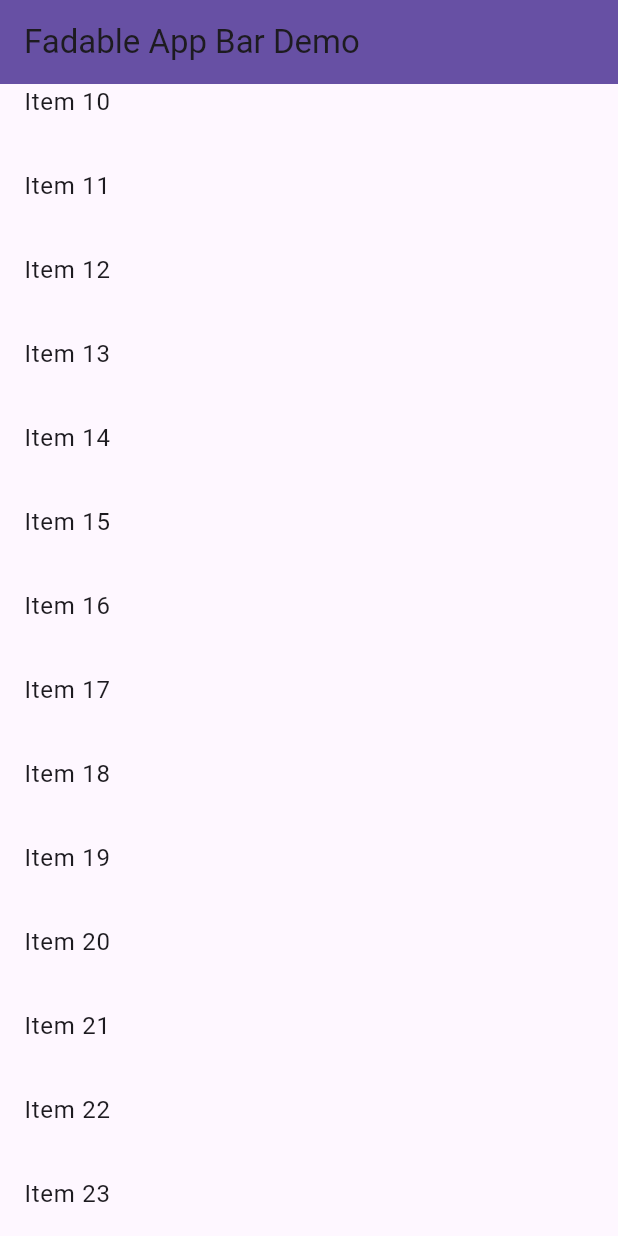
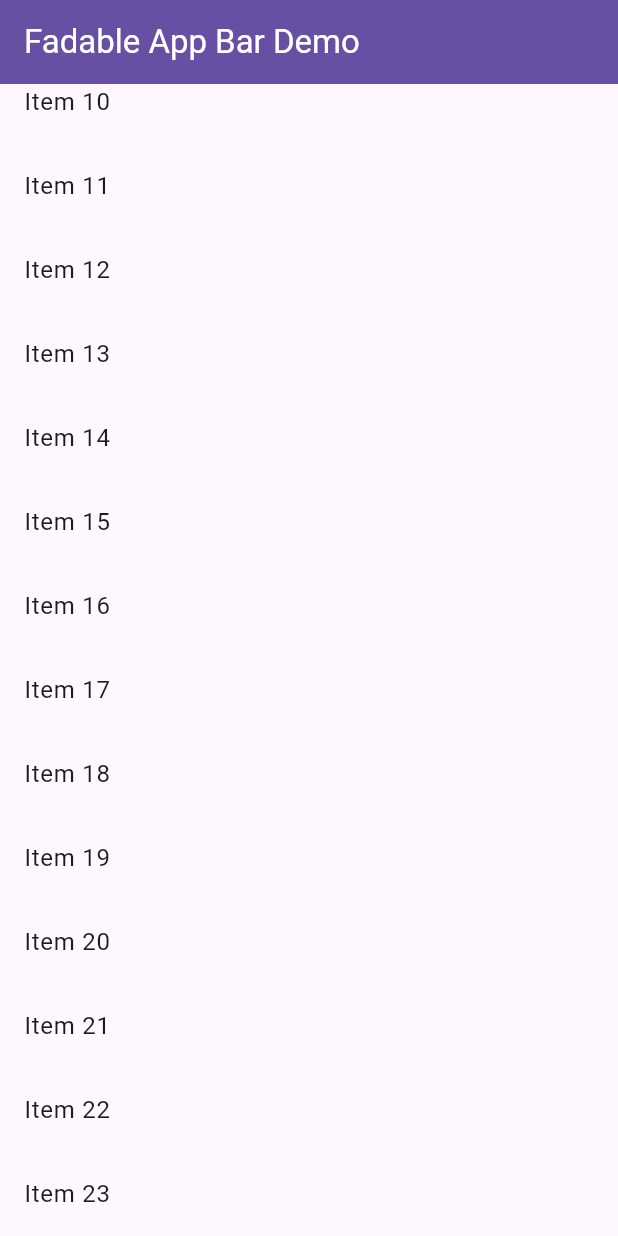
Before and after one commit to shivanuj13/fadable_app_bar, a Flutter app: the screen it shows after launch, scrolled down 576 dp, on a phone screen of 412 x 824 dp. Run offline on Flutter 3.47's test engine with Material 2 defaults, Android fonts, the phone set to English and light mode, and no system bars.

Commit message:
update readme and example

```diff
--- a/example/lib/main.dart
+++ b/example/lib/main.dart
@@ -1,6 +1,5 @@
 import 'package:fadable_app_bar/fadable_app_bar.dart';
 import 'package:flutter/material.dart';
-
 
 void main() {
   runApp(MainApp());
@@ -17,8 +16,10 @@ class MainApp extends StatelessWidget {
       theme: ThemeData(useMaterial3: true),
       home: Scaffold(
           appBar: FadableAppBar(
-              scrollController: _controller,
-              title: const Text('Fadable App Bar Demo')),
+            scrollController: _controller,
+            title: const Text('Fadable App Bar Demo'),
+            foregroundColor: Colors.white,
+          ),
           body: ListView.builder(
               controller: _controller,
               itemCount: 100,
--- a/pubspec.yaml
+++ b/pubspec.yaml
@@ -1,7 +1,8 @@
 name: fadable_app_bar
-description: Simple implementation of a fadable app bar for flutter.
-version: 0.0.1
+description: Simple implementation of a fadable app bar for flutter. A wrapper on flutter's AppBar() to create a fade effect on the app bar when scrolling.
+version: 0.0.2
 homepage: https://github.com/shivanuj13/fadable_app_bar
+issue_tracker: https://github.com/shivanuj13/fadable_app_bar/issues
 
 environment:
   sdk: '>=2.19.1 <3.0.0'
```
Also changed, not shown: example/pubspec.lock, 3 other files.
